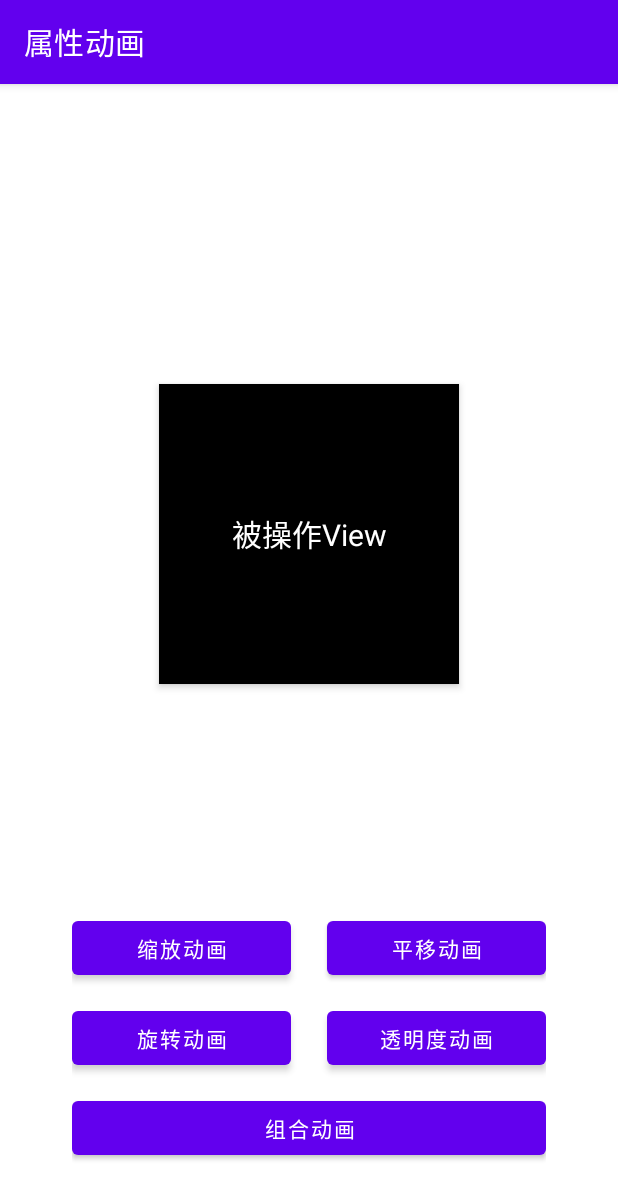
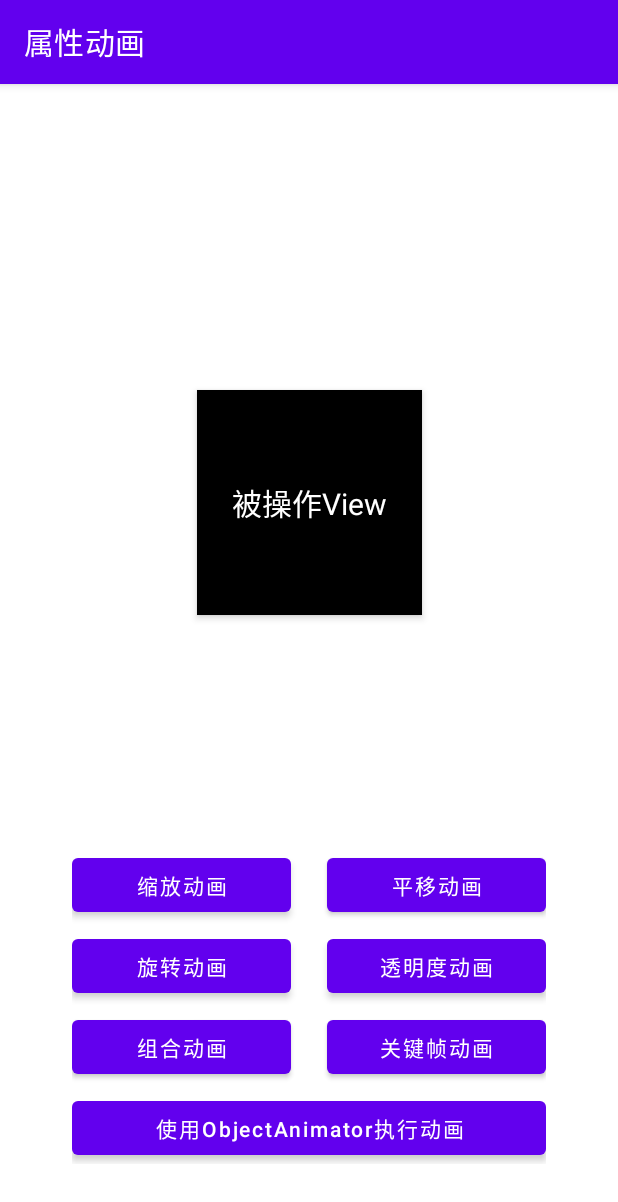
Before and after one commit to codeccc/Android-Animations-Demo, an Android app: the AnimationActivity screen opened directly, with no data from a screen before it, on a phone screen of 412 x 824 dp. Shown: the top 1202 px of the screen. Run offline under Robolectric (Android 15) with nearby library versions, the phone set to English and light mode, and no system bars.

Commit message:
添加新动画实现

```diff
--- a/app/src/main/java/com/codeccc/animation/ui/normal/AnimationActivity.kt
+++ b/app/src/main/java/com/codeccc/animation/ui/normal/AnimationActivity.kt
@@ -1,9 +1,6 @@
 package com.codeccc.animation.ui.normal
 
-import android.animation.Animator
-import android.animation.AnimatorListenerAdapter
-import android.animation.AnimatorSet
-import android.animation.ValueAnimator
+import android.animation.*
 import android.os.Bundle
 import android.view.animation.*
 import androidx.appcompat.app.AppCompatActivity
@@ -115,6 +112,26 @@ class AnimationActivity : AppCompatActivity() {
                     })
                     .start()
             }
+            btnAnim6.setOnClickListener {
+                //关键帧动画
+                val kf0 = Keyframe.ofFloat(0f, 0f)
+                val kf1 = Keyframe.ofFloat(.5f, 360f)
+                val kf2 = Keyframe.ofFloat(1f, 0f)
+                val pvhRotation = PropertyValuesHolder.ofKeyframe("rotation", kf0, kf1, kf2)
+                val animator =
+                    ObjectAnimator.ofPropertyValuesHolder(animationView, pvhRotation).apply {
+                        duration = 2000
+                    }
+                animator.interpolator = AccelerateInterpolator()
+                animator.start()
+            }
+
+            btnAnim7.setOnClickListener {
+                //使用ObjectAnimator一行代码执行动画
+                ObjectAnimator.ofFloat(animationView, "rotation", 0f, 360f)
+                    .setDuration(500)
+                    .start()
+            }
         }
 
     }
--- a/app/src/main/res/layout/activity_animation.xml
+++ b/app/src/main/res/layout/activity_animation.xml
@@ -1,6 +1,11 @@
 <?xml version="1.0" encoding="utf-8"?>
-<androidx.constraintlayout.widget.ConstraintLayout xmlns:android="http://schemas.android.com/apk/res/android"
+<androidx.core.widget.NestedScrollView xmlns:android="http://schemas.android.com/apk/res/android"
     xmlns:app="http://schemas.android.com/apk/res-auto"
+    android:layout_width="match_parent"
+    android:layout_height="match_parent"
+    android:fillViewport="true">
+
+    <androidx.constraintlayout.widget.ConstraintLayout
         android:layout_width="match_parent"
         android:layout_height="match_parent"
         android:clipChildren="false"
@@ -8,8 +13,8 @@
 
         <TextView
             android:id="@+id/animationView"
-        android:layout_width="200dp"
-        android:layout_height="200dp"
+            android:layout_width="150dp"
+            android:layout_height="150dp"
             android:background="@color/black"
             android:elevation="3dp"
             android:gravity="center"
@@ -25,7 +30,7 @@
             android:id="@+id/btnAnim1"
             android:layout_width="0dp"
             android:layout_height="wrap_content"
-        android:layout_marginBottom="12dp"
+            android:layout_marginBottom="6dp"
             android:elevation="3dp"
             android:stateListAnimator="@xml/anim_scale"
             android:text="缩放动画"
@@ -40,7 +45,7 @@
             android:layout_width="0dp"
             android:layout_height="wrap_content"
             android:layout_marginStart="24dp"
-        android:layout_marginBottom="12dp"
+            android:layout_marginBottom="6dp"
             android:elevation="3dp"
             android:text="平移动画"
             app:layout_constraintBottom_toTopOf="@id/btnAnim3"
@@ -53,7 +58,7 @@
             android:id="@+id/btnAnim3"
             android:layout_width="0dp"
             android:layout_height="wrap_content"
-        android:layout_marginBottom="12dp"
+            android:layout_marginBottom="6dp"
             android:elevation="3dp"
             android:stateListAnimator="@xml/anim_scale"
             android:text="旋转动画"
@@ -68,7 +73,7 @@
             android:layout_width="0dp"
             android:layout_height="wrap_content"
             android:layout_marginStart="24dp"
-        android:layout_marginBottom="12dp"
+            android:layout_marginBottom="6dp"
             android:elevation="3dp"
             android:stateListAnimator="@xml/anim_scale"
             android:text="透明度动画"
@@ -77,15 +82,45 @@
             app:layout_constraintHorizontal_weight="1"
             app:layout_constraintStart_toEndOf="@id/btnAnim3" />
 
+        <com.google.android.material.button.MaterialButton
+            android:id="@+id/btnAnim5"
+            android:layout_width="0dp"
+            android:layout_height="wrap_content"
+            android:layout_marginBottom="6dp"
+            android:elevation="3dp"
+            android:text="组合动画"
+            app:layout_constraintBottom_toTopOf="@id/btnAnim7"
+            app:layout_constraintEnd_toEndOf="parent"
+            app:layout_constraintEnd_toStartOf="@id/btnAnim6"
+            app:layout_constraintHorizontal_weight="1"
+            app:layout_constraintStart_toStartOf="parent" />
+
 
         <com.google.android.material.button.MaterialButton
-        android:id="@+id/btnAnim5"
+            android:id="@+id/btnAnim6"
+            android:layout_width="0dp"
+            android:layout_height="wrap_content"
+            android:layout_marginStart="24dp"
+            android:layout_marginBottom="6dp"
+            android:elevation="3dp"
+            android:text="关键帧动画"
+            app:layout_constraintBottom_toTopOf="@id/btnAnim7"
+            app:layout_constraintEnd_toEndOf="parent"
+            app:layout_constraintHorizontal_weight="1"
+            app:layout_constraintStart_toEndOf="@id/btnAnim5" />
+
+
+        <com.google.android.material.button.MaterialButton
+            android:id="@+id/btnAnim7"
             android:layout_width="match_parent"
             android:layout_height="wrap_content"
             android:elevation="3dp"
-        android:text="组合动画"
+            android:stateListAnimator="@xml/anim_scale"
+            android:text="使用ObjectAnimator执行动画"
+            android:textAllCaps="false"
             app:layout_constraintBottom_toBottomOf="parent"
             app:layout_constraintEnd_toEndOf="parent"
             app:layout_constraintStart_toStartOf="parent" />
 
     </androidx.constraintlayout.widget.ConstraintLayout>
+</androidx.core.widget.NestedScrollView>
```
Lines whose indentation alone changed are shown as unchanged.
